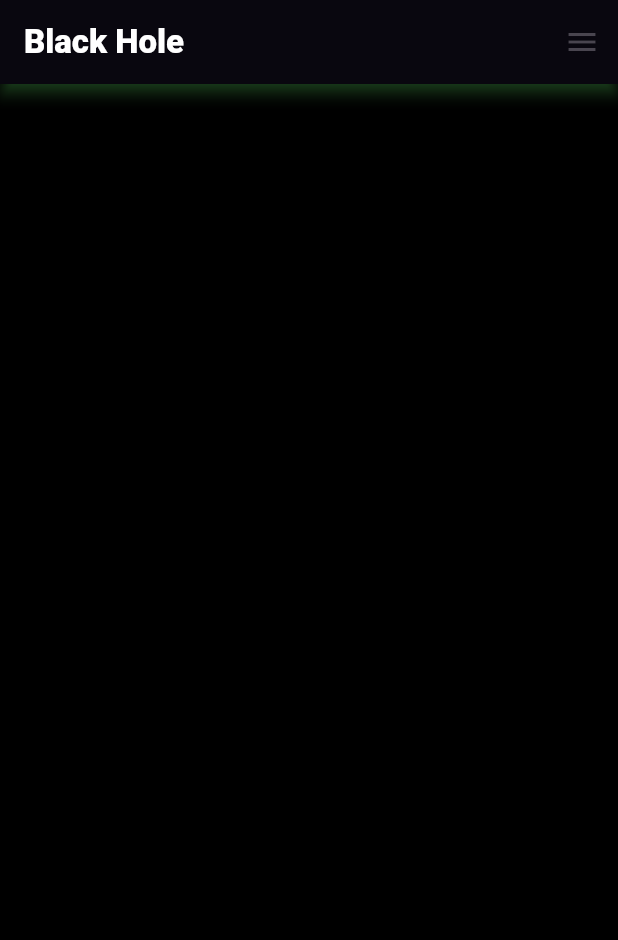
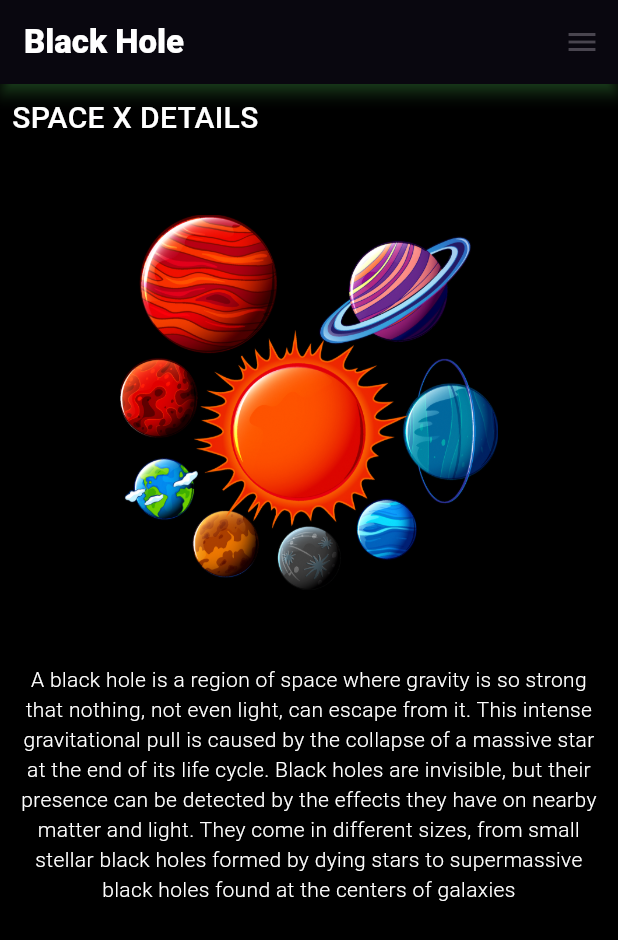
Before and after one commit to CodeMaestro2001/Flutter_App_Blackhole, a Flutter app: the screen it shows after launch, on a phone screen of 412 x 824 dp. Shown: the top 940 px of the screen. Run offline on Flutter 3.47's test engine with Material 3 defaults, Android fonts, the phone set to English and light mode, and no system bars.

Commit message:
image and description added

```diff
--- a/black_hole/lib/main.dart
+++ b/black_hole/lib/main.dart
@@ -30,6 +30,48 @@ class MyApp extends StatelessWidget {
           ],
 
         ),
+
+        body: Padding(
+          padding: EdgeInsets.all(8.0),
+          child: Column(
+            crossAxisAlignment: CrossAxisAlignment.start,
+            children: [
+               Text("SPACE X DETAILS",
+              style: TextStyle(
+                color: Colors.white,
+                fontSize: 20,
+                fontWeight: FontWeight.w500
+              ),
+              ),
+
+              SizedBox(
+                height: 50,
+              ),
+
+              Center(
+                child: Image.asset(
+                  "assets/space1.png",
+                  height: 250,
+                  scale: 2,
+                ),
+              ),
+
+              SizedBox(
+                height: 50,
+              ),
+
+              Text("A black hole is a region of space where gravity is so strong that nothing, not even light, can escape from it. This intense gravitational pull is caused by the collapse of a massive star at the end of its life cycle. Black holes are invisible, but their presence can be detected by the effects they have on nearby matter and light. They come in different sizes, from small stellar black holes formed by dying stars to supermassive black holes found at the centers of galaxies",
+              textAlign: TextAlign.center,
+              style:
+                TextStyle(
+                  color: Colors.white,
+                  fontWeight: FontWeight.w300
+                )
+              ,
+              )
+            ],
+          ),
+        )
       ),
     );
   }
--- a/black_hole/pubspec.yaml
+++ b/black_hole/pubspec.yaml
@@ -59,9 +59,9 @@ flutter:
   uses-material-design: true
 
   # To add assets to your application, add an assets section, like this:
-  # assets:
-  #   - images/a_dot_burr.jpeg
-  #   - images/a_dot_ham.jpeg
+  assets:
+    - assets/
+
 
   # An image asset can refer to one or more resolution-specific "variants", see
   # https://flutter.dev/to/resolution-aware-images
```
Also changed, not shown: black_hole/assets/space1.png (added), black_hole/assets/space2.png (added), black_hole/assets/space3.png (added).
